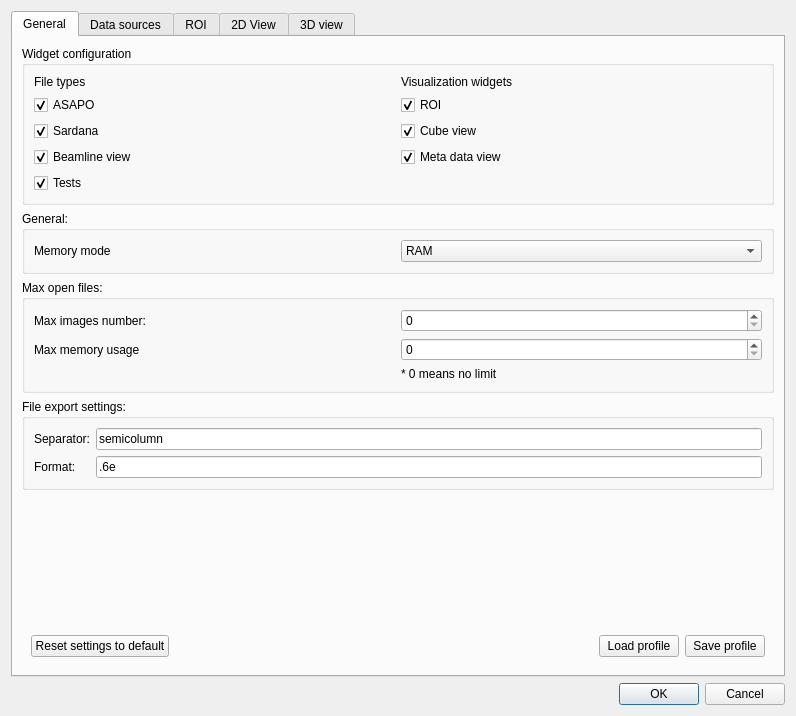
Old version of the form uis/settings.ui in the repository yamedvedya/data_viewer.
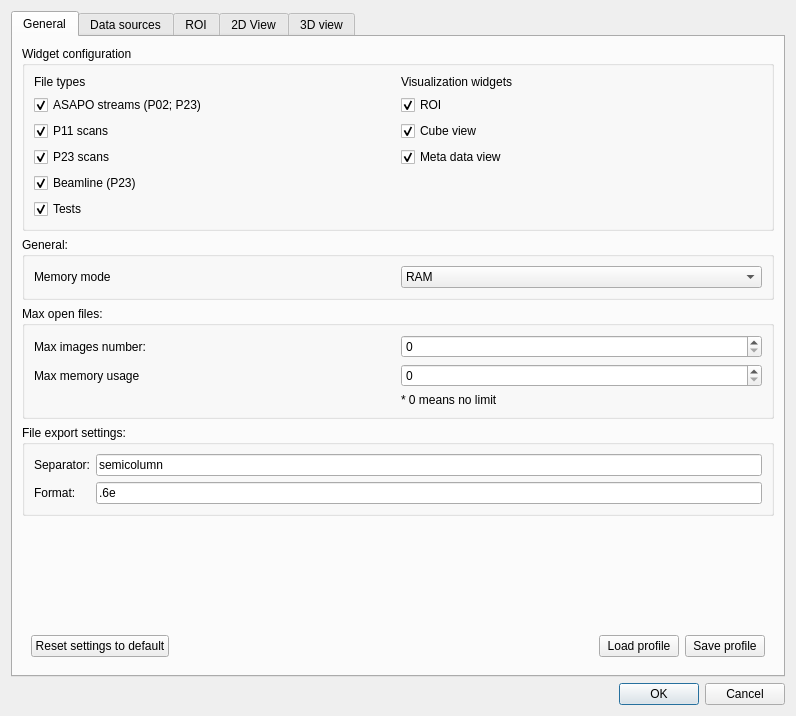
New version of the form.

Commit message: p11 scans added

```diff
--- a/uis/settings.ui
+++ b/uis/settings.ui
@@ -30,37 +30,20 @@
           <string>Widget configuration</string>
          </property>
          <layout class="QGridLayout" name="gridLayout_12">
-          <item row="1" column="0">
-           <widget class="QCheckBox" name="chk_asapo">
-            <property name="text">
-             <string>ASAPO</string>
-            </property>
-            <property name="checked">
-             <bool>true</bool>
-            </property>
-           </widget>
-          </item>
-          <item row="0" column="0">
-           <widget class="QLabel" name="label_21">
-            <property name="text">
-             <string>File types</string>
-            </property>
-           </widget>
-          </item>
-          <item row="3" column="0">
+          <item row="4" column="0">
            <widget class="QCheckBox" name="chk_beamline">
             <property name="text">
-             <string>Beamline view</string>
+             <string>Beamline (P23)</string>
             </property>
             <property name="checked">
              <bool>true</bool>
             </property>
            </widget>
           </item>
-          <item row="2" column="0">
-           <widget class="QCheckBox" name="chk_sardana">
+          <item row="5" column="0">
+           <widget class="QCheckBox" name="chk_tests">
             <property name="text">
-             <string>Sardana</string>
+             <string>Tests</string>
             </property>
             <property name="checked">
              <bool>true</bool>
@@ -84,6 +67,43 @@
             </property>
            </widget>
           </item>
+          <item row="0" column="0">
+           <widget class="QLabel" name="label_21">
+            <property name="text">
+             <string>File types</string>
+            </property>
+           </widget>
+          </item>
+          <item row="3" column="0">
+           <widget class="QCheckBox" name="chk_p23scan">
+            <property name="text">
+             <string>P23 scans</string>
+            </property>
+            <property name="checked">
+             <bool>true</bool>
+            </property>
+           </widget>
+          </item>
+          <item row="1" column="0">
+           <widget class="QCheckBox" name="chk_asapo">
+            <property name="text">
+             <string>ASAPO streams (P02; P23)</string>
+            </property>
+            <property name="checked">
+             <bool>true</bool>
+            </property>
+           </widget>
+          </item>
+          <item row="2" column="0">
+           <widget class="QCheckBox" name="chk_p11scan">
+            <property name="text">
+             <string>P11 scans</string>
+            </property>
+            <property name="checked">
+             <bool>true</bool>
+            </property>
+           </widget>
+          </item>
           <item row="2" column="1">
            <widget class="QCheckBox" name="chk_cube">
             <property name="text">
@@ -94,16 +114,6 @@
             </property>
            </widget>
           </item>
-          <item row="4" column="0">
-           <widget class="QCheckBox" name="chk_tests">
-            <property name="text">
-             <string>Tests</string>
-            </property>
-            <property name="checked">
-             <bool>true</bool>
-            </property>
-           </widget>
-          </item>
           <item row="3" column="1">
            <widget class="QCheckBox" name="chk_metadata">
             <property name="text">
```
The commit also changes 24 other files.
